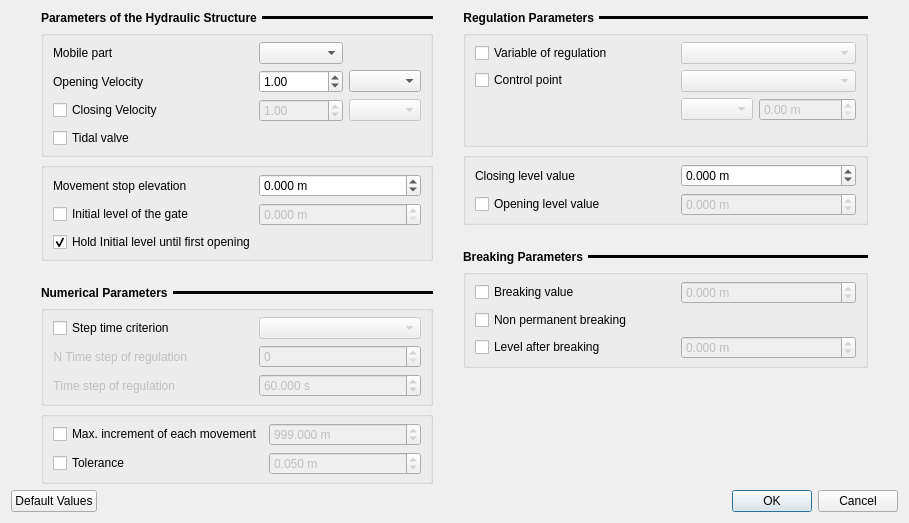
Above: ui/structures/ui_mobil_object_met2.ui from Artelia/Mascaret before the change. Below: the same form after it.
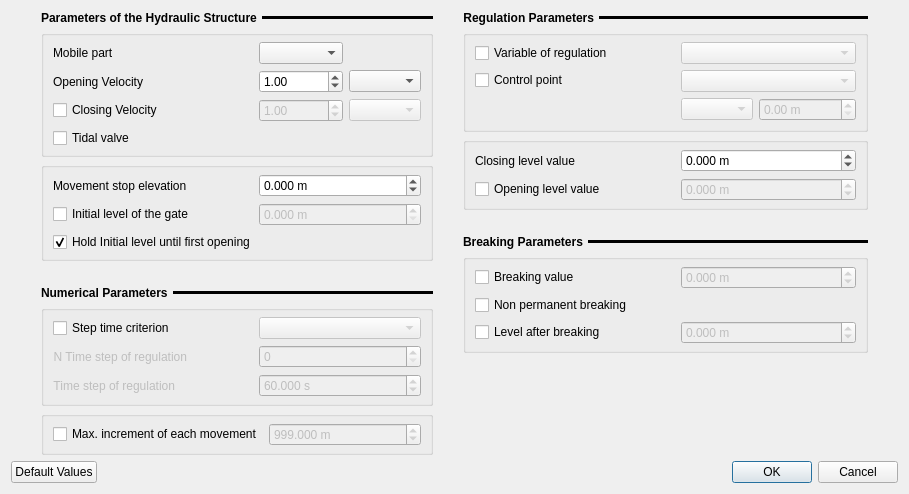
That is the form after the change.

Commit message: del tol

Patch:
```diff
--- a/ui/structures/ui_mobil_object_met2.ui
+++ b/ui/structures/ui_mobil_object_met2.ui
@@ -7,7 +7,7 @@
     <x>0</x>
     <y>0</y>
     <width>909</width>
-    <height>453</height>
+    <height>476</height>
    </rect>
   </property>
   <property name="windowTitle">
@@ -445,6 +445,22 @@
           <property name="bottomMargin">
            <number>6</number>
           </property>
+          <item row="0" column="0">
+           <widget class="QCheckBox" name="cc_z_inc">
+            <property name="enabled">
+             <bool>true</bool>
+            </property>
+            <property name="sizePolicy">
+             <sizepolicy hsizetype="Maximum" vsizetype="Fixed">
+              <horstretch>0</horstretch>
+              <verstretch>0</verstretch>
+             </sizepolicy>
+            </property>
+            <property name="text">
+             <string>Max. increment of each movement</string>
+            </property>
+           </widget>
+          </item>
           <item row="0" column="1">
            <widget class="QDoubleSpinBox" name="sb_z_inc">
             <property name="enabled">
@@ -470,78 +486,6 @@
             </property>
            </widget>
           </item>
-          <item row="0" column="0">
-           <widget class="QCheckBox" name="cc_z_inc">
-            <property name="enabled">
-             <bool>true</bool>
-            </property>
-            <property name="sizePolicy">
-             <sizepolicy hsizetype="Maximum" vsizetype="Fixed">
-              <horstretch>0</horstretch>
-              <verstretch>0</verstretch>
-             </sizepolicy>
-            </property>
-            <property name="text">
-             <string>Max. increment of each movement</string>
-            </property>
-           </widget>
-          </item>
-          <item row="1" column="0">
-           <widget class="QCheckBox" name="cc_tol">
-            <property name="enabled">
-             <bool>true</bool>
-            </property>
-            <property name="sizePolicy">
-             <sizepolicy hsizetype="Maximum" vsizetype="Fixed">
-              <horstretch>0</horstretch>
-              <verstretch>0</verstretch>
-             </sizepolicy>
-            </property>
-            <property name="minimumSize">
-             <size>
-              <width>200</width>
-              <height>0</height>
-             </size>
-            </property>
-            <property name="maximumSize">
-             <size>
-              <width>230</width>
-              <height>16777215</height>
-             </size>
-            </property>
-            <property name="text">
-             <string>Tolerance</string>
-            </property>
-           </widget>
-          </item>
-          <item row="1" column="1">
-           <widget class="QDoubleSpinBox" name="sb_tol">
-            <property name="enabled">
-             <bool>false</bool>
-            </property>
-            <property name="sizePolicy">
-             <sizepolicy hsizetype="Expanding" vsizetype="Fixed">
-              <horstretch>0</horstretch>
-              <verstretch>0</verstretch>
-             </sizepolicy>
-            </property>
-            <property name="suffix">
-             <string> m</string>
-            </property>
-            <property name="decimals">
-             <number>3</number>
-            </property>
-            <property name="maximum">
-             <double>1000000000.000000000000000</double>
-            </property>
-            <property name="singleStep">
-             <double>0.010000000000000</double>
-            </property>
-            <property name="value">
-             <double>0.050000000000000</double>
-            </property>
-           </widget>
-          </item>
          </layout>
         </widget>
        </item>
```
The commit also changes 1 other file.
